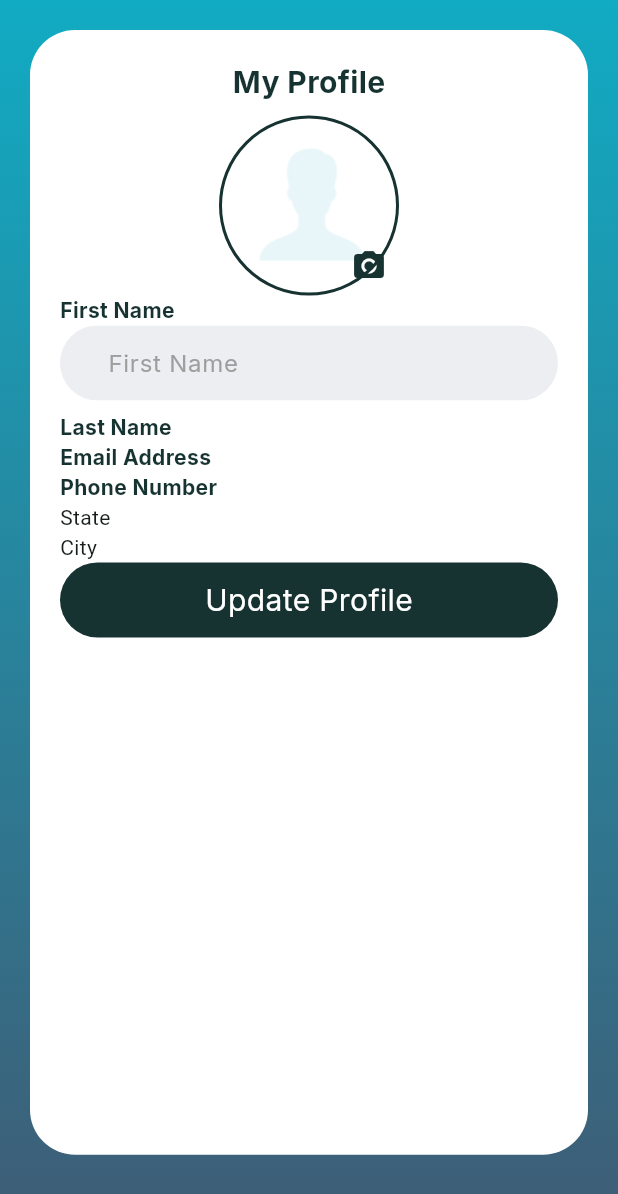
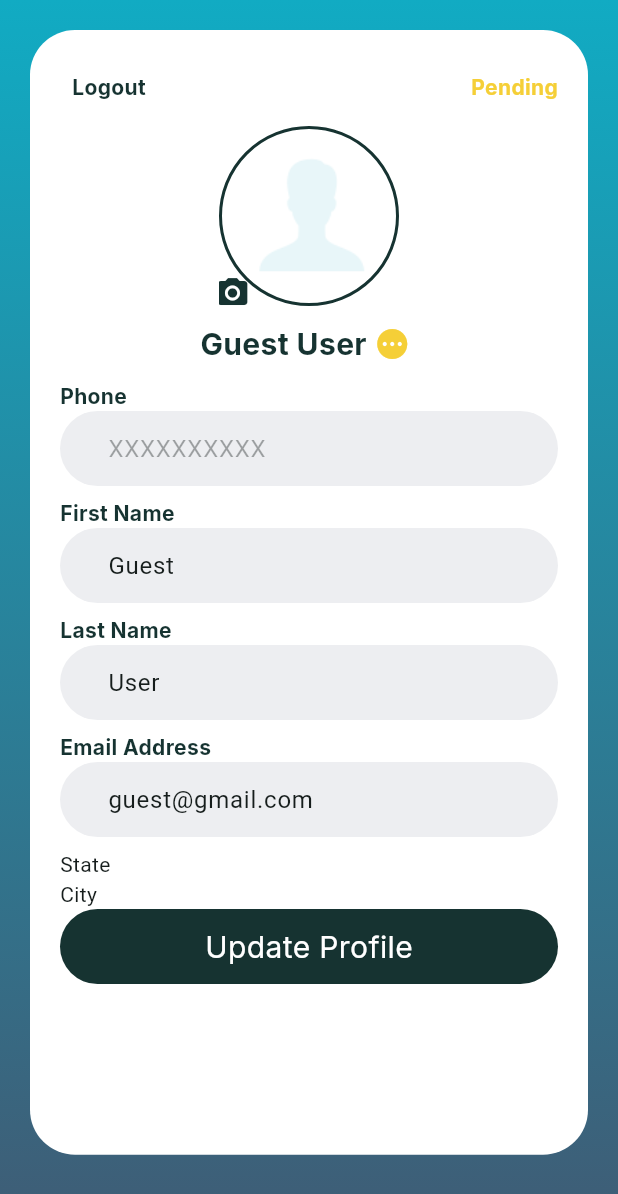
Before and after one commit to Shiva207892/efl_counter_flutter, a Flutter app: the ProfileScreen screen opened by its route, on a phone screen of 412 x 824 dp. Shown: the top 1194 px of the screen. Run offline on Flutter 3.47's test engine with Material 3 defaults, Android fonts, the light colour scheme and no system bars; our stand-ins replace cloud_firestore, firebase_auth, firebase_core, get, google_fonts, pinput and 2 more; missing offline and left inert: firebase_app_check; accounts and stored records are empty.

Commit message:
profile in progress

```diff
--- /dev/null
+++ b/lib/controllers/profile_controller.dart
@@ -0,0 +1,23 @@
+import 'package:efl_counter/controllers/user_controller.dart';
+import 'package:flutter/cupertino.dart';
+import 'package:get/get.dart';
+
+class ProfileController extends GetxController {
+  Rx<TextEditingController> fNameController = TextEditingController().obs;
+  Rx<TextEditingController> lNameController = TextEditingController().obs;
+  Rx<TextEditingController> phoneController = TextEditingController().obs;
+  Rx<TextEditingController> emailController = TextEditingController().obs;
+
+  @override void onInit() {
+    // TODO: implement onInit
+    super.onInit();
+  }
+
+  Future<void> getProfileData() async {
+    final userController = Get.find<UserController>();
+    fNameController.value.text = userController.userFirstName.value;
+    lNameController.value.text = userController.userLastName.value;
+    phoneController.value.text = userController.userPhone.value;
+    emailController.value.text = userController.userEmail.value;
+  }
+}
--- /dev/null
+++ b/lib/controllers/user_controller.dart
@@ -0,0 +1,124 @@
+import 'package:cloud_firestore/cloud_firestore.dart';
+import 'package:firebase_auth/firebase_auth.dart';
+import 'package:flutter/foundation.dart';
+import 'package:get/get.dart';
+import '../common/shared_prefs.dart';
+
+class UserController extends GetxController {
+  RxBool isLoggedIn = false.obs;
+  RxBool isRegistered = false.obs;
+  RxString userId = 'uid'.obs;
+  RxString userFirstName = 'Guest'.obs;
+  RxString userLastName = 'User'.obs;
+  RxString userEmail = 'guest@gmail.com'.obs;
+  RxString userPhone = 'XXXXXXXXXX'.obs;
+  RxString userStatus = 'pending'.obs;
+
+  var usersCollection = FirebaseFirestore.instance.collection('Users');
+
+  @override
+  void onInit() {
+    // TODO: implement onInit
+    super.onInit();
+  }
+
+  Future<void> getUserData() async {
+    try {
+      User? user = FirebaseAuth.instance.currentUser;
+
+      if (user != null) {
+        // Get the current user's UID
+        userId.value = user.uid;
+
+        // Reference the user document by their UID
+        DocumentReference userRef = usersCollection.doc(userId.value);
+
+        // Subscribe to real-time updates on the document
+        userRef.snapshots().listen((userSnapshot) {
+          if (userSnapshot.exists) {
+            if (kDebugMode) {
+              print('User data: ${userSnapshot.data()}');
+            }
+            var userData = userSnapshot.data() as Map<String, dynamic>;
+            userFirstName.value = userData['fname'];
+            userLastName.value = userData['lname'];
+            userEmail.value = userData['email'];
+            userPhone.value = userData['phone'];
+            userStatus.value = userData['status'];
+            isLoggedIn.value = true;
+            isRegistered.value = true;
+            if (userData['status'] == 'pending') {
+              Future.delayed(Duration.zero, () => Get.offAllNamed('/profile'));
+            } else {
+              Future.delayed(Duration.zero, () => Get.offAllNamed('/home'));
+            }
+          } else {
+            if (kDebugMode) {
+              print('User with ID $userId does not exist.');
+            }
+          }
+
+        });
+      } else {
+        if (kDebugMode) {
+          print("User not signed in.");
+          Future.delayed(Duration.zero, () => Get.toNamed('/login'));
+        }
+      }
+    } catch (e) {
+      if (kDebugMode) {
+        print('Failed to get user: $e');
+        Future.delayed(Duration.zero, () => Get.toNamed('/login'));
+      }
+    }
+  }
+
+  Future<void> addUserData() async {
+    try {
+      User? user = FirebaseAuth.instance.currentUser;
+      if (user != null) {
+        // Get the current user's UID
+        String uid = user.uid;
+
+        // Reference the user document by their UID
+        DocumentReference userRef = usersCollection.doc(uid);
+
+        // Set the data for the user document
+        await userRef.set({
+          'fname': 'Guest',
+          'lname': 'User',
+          'email': 'guest@gmail.com',
+          'phone': user.phoneNumber,
+          'status': 'pending'
+        });
+
+        if (kDebugMode) {
+          print("User added");
+        }
+      } else {
+        if (kDebugMode) {
+          print("User not signed in.");
+        }
+      }
+    } catch (error) {
+      if (kDebugMode) {
+        print("Failed to add user: $error");
+      }
+    }
+  }
+
+  Future<void> logoutUser() async {
+    try {
+      await SharedPrefs.clearPreferences();
+      await FirebaseAuth.instance.signOut();
+      if (kDebugMode) {
+        print("User signed out");
+        Get.offAllNamed('/login');
+      }
+    } catch (error) {
+      if (kDebugMode) {
+        print("Failed to sign out: $error");
+      }
+    }
+  }
+}
--- a/lib/utils/app_colors.dart
+++ b/lib/utils/app_colors.dart
@@ -6,4 +6,8 @@ class AppColors{
   static const Color secondaryColor = Color(0xFF11ABC3);
 
   static const Color bottomGradientColor = Color(0xFF3F5C75);
+
+  static const Color approvedColor = Color(0xFF4BEA1F);
+
+  static const Color pendingColor = Color(0xFFF5CF37);
 }
--- a/lib/utils/dimensions.dart
+++ b/lib/utils/dimensions.dart
@@ -7,6 +7,7 @@ class Dimensions {
   static const fontSizeLargest = 24.0;
 
   //paddings
+  static const paddingSizeSmall = 5.0;
   static const paddingSizeDefault = 8.0;
   static const paddingSizeLarge = 12.0;
   static const paddingSizeExtraLarge = 16.0;
--- a/lib/views/drawer/profile_screen.dart
+++ b/lib/views/drawer/profile_screen.dart
@@ -1,3 +1,5 @@
+import 'package:efl_counter/controllers/profile_controller.dart';
+import 'package:efl_counter/controllers/user_controller.dart';
 import 'package:efl_counter/utils/dimensions.dart';
 import 'package:efl_counter/widgets/base_gradient.dart';
 import 'package:efl_counter/widgets/custom_text_field.dart';
@@ -14,6 +16,11 @@ class ProfileScreen extends StatelessWidget {
 
   @override
   Widget build(BuildContext context) {
+    final userController = Get.find<UserController>();
+    final profileController = Get.find<ProfileController>();
+
+    profileController.getProfileData();
+
     var normalFontStyle = GoogleFonts.inter(
         color: AppColors.primaryColor,
         fontWeight: FontWeight.bold,
@@ -42,23 +49,72 @@ class ProfileScreen extends StatelessWidget {
                     child: Column(
                       crossAxisAlignment: CrossAxisAlignment.start,
                       children: [
-                        Center(
-                            child: Text(
-                          'My Profile',
-                          style: GoogleFonts.inter(
-                              color: AppColors.primaryColor,
-                              fontWeight: FontWeight.bold,
-                              fontSize: Dimensions.fontSizeExtraLarge),
-                        )),
+                        userController.userStatus.value == 'pending'
+                            ? Row(mainAxisAlignment: MainAxisAlignment.spaceBetween,
+                              children: [
+                                InkWell(
+                                    onTap: () => userController.logoutUser(),
+                                    child: Padding(
+                                      padding: const EdgeInsets.all(
+                                          Dimensions.paddingSizeDefault),
+                                      child: Text('Logout',
+                                          style: GoogleFonts.inter(
+                                              color: AppColors.primaryColor,
+                                              fontWeight: FontWeight.bold,
+                                              fontSize: Dimensions.fontSizeDefault)),
+                                    ),
+                                  ),
+                                Text('Pending',
+                                    style: GoogleFonts.inter(
+                                        color: AppColors.pendingColor,
+                                        fontWeight: FontWeight.bold,
+                                        fontSize: Dimensions.fontSizeDefault))
+                              ],
+                            )
+                            : const SizedBox(),
                         const SizedBox(height: Dimensions.paddingSizeDefault),
-                        profileImage(120, true),
+                        profileNameImage(120, true),
+                        const SizedBox(height: Dimensions.paddingSizeDefault),
+                        Text('Phone', style: normalFontStyle),
+                        Obx(
+                          () => CustomTextField(
+                              enabled: false,
+                              controller:
+                                  profileController.phoneController.value,
+                              hintText: 'Phone',
+                              keyboard: TextInputType.number),
+                        ),
+                        const SizedBox(height: Dimensions.paddingSizeDefault),
                         Text('First Name', style: normalFontStyle),
-                        const CustomTextField(enabled: true,
-                            hintText: 'First Name', keyboard: TextInputType.name),
+                        Obx(
+                          () => CustomTextField(
+                              enabled: true,
+                              controller:
+                                  profileController.fNameController.value,
+                              hintText: 'First Name',
+                              keyboard: TextInputType.name),
+                        ),
                         const SizedBox(height: Dimensions.paddingSizeDefault),
                         Text('Last Name', style: normalFontStyle),
+                        Obx(
+                          () => CustomTextField(
+                              enabled: true,
+                              controller:
+                                  profileController.lNameController.value,
+                              hintText: 'Last Name',
+                              keyboard: TextInputType.name),
+                        ),
+                        const SizedBox(height: Dimensions.paddingSizeDefault),
                         Text('Email Address', style: normalFontStyle),
-                        Text('Phone Number', style: normalFontStyle),
+                        Obx(
+                          () => CustomTextField(
+                              enabled: true,
+                              controller:
+                                  profileController.emailController.value,
+                              hintText: 'Email Address',
+                              keyboard: TextInputType.emailAddress),
+                        ),
+                        const SizedBox(height: Dimensions.paddingSizeDefault),
                         const Text('State'),
                         const Text('City'),
                         CustomButton(
@@ -66,7 +122,7 @@ class ProfileScreen extends StatelessWidget {
                             onTap: () {
                               print('update profile');
                               Get.toNamed('/home');
-                            })
+                            }),
                       ],
                     ),
                   ),
--- a/lib/widgets/custom_snack_bar.dart
+++ b/lib/widgets/custom_snack_bar.dart
@@ -3,12 +3,13 @@ import 'package:flutter/material.dart';
 import 'package:get/get.dart';
 import 'package:google_fonts/google_fonts.dart';
 
-SnackbarController showCustomSnackbar({String? title, Color? titleColor, String? message, Color? msgColor, Color? backColor, SnackPosition? position}) {
+SnackbarController showCustomSnackbar({String? title, Color? titleColor, String? message, Color? msgColor, Color? backColor, SnackPosition? position, Duration? duration}) {
   var titleStyle = GoogleFonts.poppins(fontWeight: FontWeight.bold, color: titleColor ?? Colors.white, fontSize: Dimensions.fontSizeLarge);
   var messageStyle = GoogleFonts.poppins(fontWeight: FontWeight.w300, color: msgColor ?? Colors.white, fontSize: Dimensions.fontSizeDefault);
   return Get.snackbar(title ?? '', message ?? '', backgroundColor: backColor ?? Colors.red,
    titleText: Text(title ?? '', style: titleStyle),
     messageText: Text(message ?? '', style: messageStyle),
-    snackPosition: position ?? SnackPosition.BOTTOM
+    snackPosition: position ?? SnackPosition.BOTTOM,
+    duration: duration ?? const Duration(seconds: 1)
   );
 }
--- a/lib/widgets/profile_image.dart
+++ b/lib/widgets/profile_image.dart
@@ -1,42 +1,70 @@
+import 'package:efl_counter/controllers/user_controller.dart';
 import 'package:flutter/material.dart';
-
+import 'package:get/get.dart';
+import 'package:google_fonts/google_fonts.dart';
 import '../utils/app_colors.dart';
 import '../utils/app_pictures.dart';
 import '../utils/dimensions.dart';
 
-Widget profileImage(double imageSize, bool editable) {
+Widget profileNameImage(double imageSize, bool editable) {
+  final userController = Get.find<UserController>();
+
   return Center(
-      child: Stack(
+      child: Column(
+        children: [
+          Stack(
     children: [
           Container(
               width: imageSize,
               height: imageSize,
               decoration: BoxDecoration(
-                  border: Border.all(
-                      width: 2,
-                      color: AppColors.primaryColor),
-                  borderRadius: BorderRadius.circular(
-                      imageSize/2)),
+                  border: Border.all(width: 2, color: AppColors.primaryColor),
+                  borderRadius: BorderRadius.circular(imageSize / 2)),
               child: Padding(
-                padding: const EdgeInsets.all(
-                    Dimensions.paddingSizeLarge),
+                padding: const EdgeInsets.all(Dimensions.paddingSizeLarge),
                 child: Image.asset(AppPictures.profileIcon),
               )),
-          editable ? Positioned.fill(
+          editable
+              ? Positioned.fill(
+                  left: -15,
+                  bottom: -15,
                   child: Align(
-                alignment: Alignment.bottomRight,
+                    alignment: Alignment.bottomLeft,
                     child: InkWell(
                       onTap: () => print('change dp'),
                       child: const Padding(
-                    padding: EdgeInsets.all(
-                        Dimensions.paddingSizeDefault),
+                        padding: EdgeInsets.all(Dimensions.paddingSizeLarge),
                         child: Icon(
                           Icons.camera_alt,
                           color: AppColors.primaryColor,
                         ),
                       ),
                     ),
-              )) : const SizedBox()
+                  ))
+              : const SizedBox(),
+    ],
+  ),
+          const SizedBox(height: Dimensions.paddingSizeDefault),
+          Row(mainAxisAlignment: MainAxisAlignment.center,
+            children: [
+              Text(
+                '${userController.userFirstName.value} ${userController.userLastName.value}',
+                style: GoogleFonts.inter(
+                    color: AppColors.primaryColor,
+                    fontWeight: FontWeight.bold,
+                    fontSize: Dimensions.fontSizeExtraLarge),
+              ),
+              Padding(
+                padding: const EdgeInsets.all(Dimensions.paddingSizeSmall),
+                child: userController.userStatus.value == 'approved'
+                    ? const Icon(
+                  Icons.verified_outlined,
+                  color: AppColors.approvedColor,
+                )
+                    : const Icon(Icons.pending, color: AppColors.pendingColor),
+              )
+            ],
+          ),
         ],
       ));
 }
```
Also changed, not shown: lib/common/shared_prefs.dart (added, +40 -0 lines), lib/controllers/login_controller.dart (+47 -0 lines), lib/main.dart (+8 -2 lines), lib/utils/app_constants.dart (added, +8 -0 lines), lib/views/authentication/login_screen.dart (+39 -30 lines), lib/views/authentication/otp_screen.dart (+40 -31 lines), lib/views/authentication/splash_screen.dart (added, +31 -0 lines), pubspec.yaml (+7 -5 lines), pubspec.lock (added), 3 other files. Lines whose indentation alone changed are shown as unchanged.
